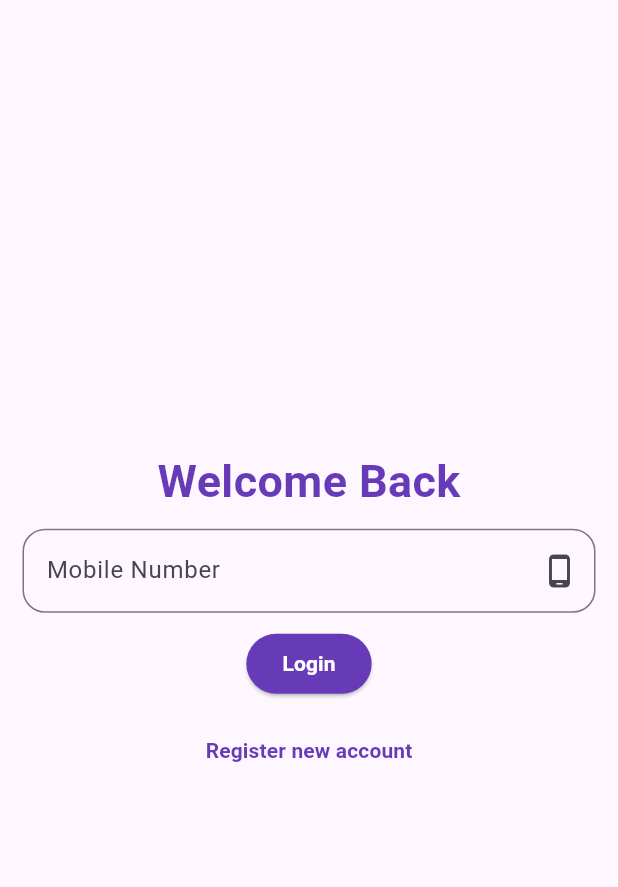
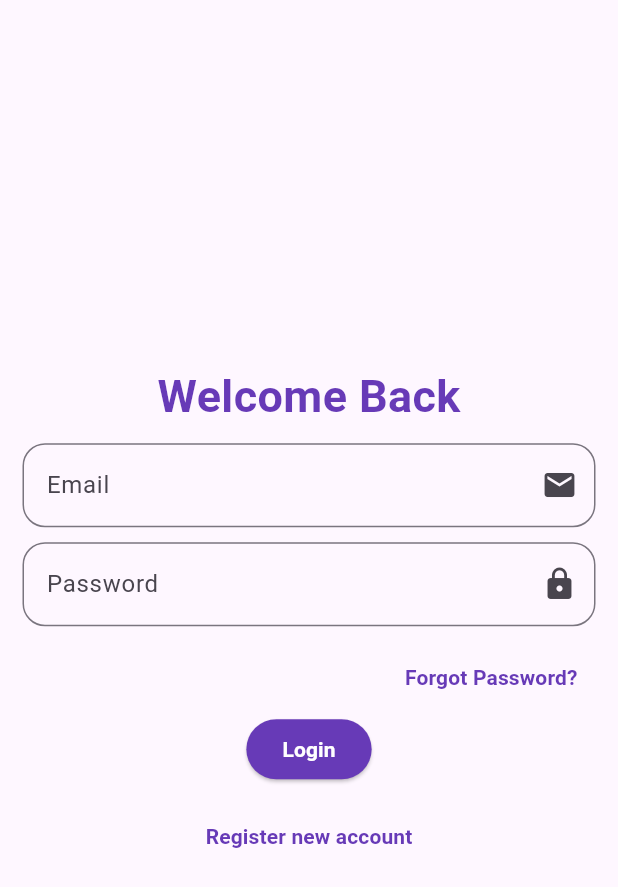
Before and after one commit to rathaurkaushik/foot_wear_app, a Flutter app: the screen it shows after launch, on a phone screen of 412 x 824 dp. Shown: the top 887 px of the screen. Run offline on Flutter 3.47's test engine with Material 3 defaults, Android fonts, the light colour scheme and no system bars; our stand-ins replace cloud_firestore, dropdown_button2, firebase_auth, firebase_core, get; missing offline and left inert: otp_text_field_v2; accounts and stored records are empty.

Commit message:
build login page

```diff
--- /dev/null
+++ b/lib/controller/login_controller.dart
@@ -0,0 +1,85 @@
+import 'package:firebase_auth/firebase_auth.dart';
+import 'package:flutter/material.dart';
+import 'package:get/get.dart';
+import '../pages/home_page.dart';
+
+class LoginController extends GetxController {
+  FirebaseAuth auth = FirebaseAuth.instance;
+
+  TextEditingController emailController = TextEditingController();
+  TextEditingController passwordController = TextEditingController();
+
+  @override
+  void dispose() {
+    emailController.dispose();
+    passwordController.dispose();
+    super.dispose();
+  }
+
+  /// **Login with Email & Password**
+  Future<void> loginWithEmail() async {
+    try {
+      String email = emailController.text.trim();
+      String password = passwordController.text.trim();
+
+      if (email.isEmpty || password.isEmpty) {
+        Get.snackbar(
+          'Error', 'Email and password are required',
+          colorText: Colors.white,
+          backgroundColor: Colors.red,
+        );
+        return;
+      }
+
+      UserCredential userCredential = await auth.signInWithEmailAndPassword(
+        email: email,
+        password: password,
+      );
+
+      if (userCredential.user != null) {
+        Get.snackbar(
+          'Success', 'Login successful!',
+          colorText: Colors.white,
+          backgroundColor: Colors.green,
+        );
+        Get.offAll(HomePage()); // Navigate to home page after login
+      }
+    } catch (e) {
+      Get.snackbar(
+        'Error', 'Login failed: ${e.toString()}',
+        colorText: Colors.white,
+        backgroundColor: Colors.red,
+      );
+    }
+  }
+
+  /// **Forgot Password - Send Reset Email**
+  Future<void> forgotPassword() async {
+    try {
+      String email = emailController.text.trim();
+
+      if (email.isEmpty) {
+        Get.snackbar(
+          'Error', 'Please enter your email to reset password',
+          colorText: Colors.white,
+          backgroundColor: Colors.red,
+        );
+        return;
+      }
+
+      await auth.sendPasswordResetEmail(email: email);
+
+      Get.snackbar(
+        'Success', 'Password reset email sent! Check your inbox.',
+        colorText: Colors.white,
+        backgroundColor: Colors.green,
+      );
+    } catch (e) {
+      Get.snackbar(
+        'Error', 'Failed to send reset email: ${e.toString()}',
+        colorText: Colors.white,
+        backgroundColor: Colors.red,
+      );
+    }
+  }
+}
--- a/lib/pages/login_page.dart
+++ b/lib/pages/login_page.dart
@@ -1,10 +1,13 @@
+import 'package:ecommere_app/controller/login_controller.dart';
 import 'package:ecommere_app/pages/home_page.dart';
 import 'package:ecommere_app/pages/signup_page.dart';
 import 'package:flutter/material.dart';
 import 'package:get/get.dart';
 
 class LoginPage extends StatelessWidget {
-  const LoginPage({super.key});
+  LoginPage({super.key});
+
+  final LoginController ctrl = Get.put(LoginController()); // Inject controller
 
   @override
   Widget build(BuildContext context) {
@@ -12,45 +15,99 @@ class LoginPage extends StatelessWidget {
       body: Padding(
         padding: const EdgeInsets.symmetric(horizontal: 15.0),
         child: Column(
-          spacing: 10,
           mainAxisAlignment: MainAxisAlignment.center,
           crossAxisAlignment: CrossAxisAlignment.center,
           children: <Widget>[
+            /// **Title**
             Text(
               'Welcome Back',
               style: TextStyle(
                 color: Colors.deepPurple,
                 fontWeight: FontWeight.bold,
-                  fontSize: 30),
+                fontSize: 30,
               ),
+            ),
+            SizedBox(height: 10),
+
+            /// **Email Field**
             TextField(
-              keyboardType: TextInputType.number,
+              keyboardType: TextInputType.emailAddress,
+              controller: ctrl.emailController,
               decoration: InputDecoration(
-                  hintText: 'Mobile Number',
-                  labelText: 'Mobile Number',
-                  suffixIcon: Icon(Icons.phone_android_outlined),
+                hintText: 'Email Address',
+                labelText: 'Email',
+                suffixIcon: Icon(Icons.email),
                 border: OutlineInputBorder(
-                      borderRadius: BorderRadius.circular(15))),
+                  borderRadius: BorderRadius.circular(15),
                 ),
+              ),
+            ),
+            SizedBox(height: 10),
+
+            /// **Password Field**
+            TextField(
+              keyboardType: TextInputType.visiblePassword,
+              controller: ctrl.passwordController,
+              obscureText: true,
+              decoration: InputDecoration(
+                hintText: 'Password',
+                labelText: 'Password',
+                suffixIcon: Icon(Icons.lock),
+                border: OutlineInputBorder(
+                  borderRadius: BorderRadius.circular(15),
+                ),
+              ),
+            ),
+            SizedBox(height: 10),
+
+            /// **Forgot Password Button**
+            Align(
+              alignment: Alignment.centerRight,
+              child: TextButton(
+                onPressed: () {
+                  ctrl.forgotPassword(); // Call forgot password function
+                },
+                child: Text(
+                  'Forgot Password?',
+                  style: TextStyle(
+                    color: Colors.deepPurple,
+                    fontWeight: FontWeight.bold,
+                  ),
+                ),
+              ),
+            ),
+
+            /// **Login Button**
             ElevatedButton(
               style: ButtonStyle(
-                    backgroundColor: WidgetStatePropertyAll(Colors.deepPurple)),
+                backgroundColor: MaterialStatePropertyAll(Colors.deepPurple),
+              ),
               onPressed: () {
-                  Get.to(HomePage());
+                ctrl.loginWithEmail();
               },
               child: Text(
                 'Login',
-                  style:
-                      TextStyle(color: Colors.white, fontWeight: FontWeight.bold),
-                )),
+                style: TextStyle(
+                  color: Colors.white,
+                  fontWeight: FontWeight.bold,
+                ),
+              ),
+            ),
+            SizedBox(height: 10),
+
+            /// **Sign Up Navigation**
             TextButton(
               onPressed: () {
                 Get.to(SignupPage());
               },
               child: Text(
                 'Register new account',
-                  style: TextStyle(color: Colors.deepPurple,fontWeight: FontWeight.bold),
-                ))
+                style: TextStyle(
+                  color: Colors.deepPurple,
+                  fontWeight: FontWeight.bold,
+                ),
+              ),
+            ),
           ],
         ),
       ),
```
Lines whose indentation alone changed are shown as unchanged.
